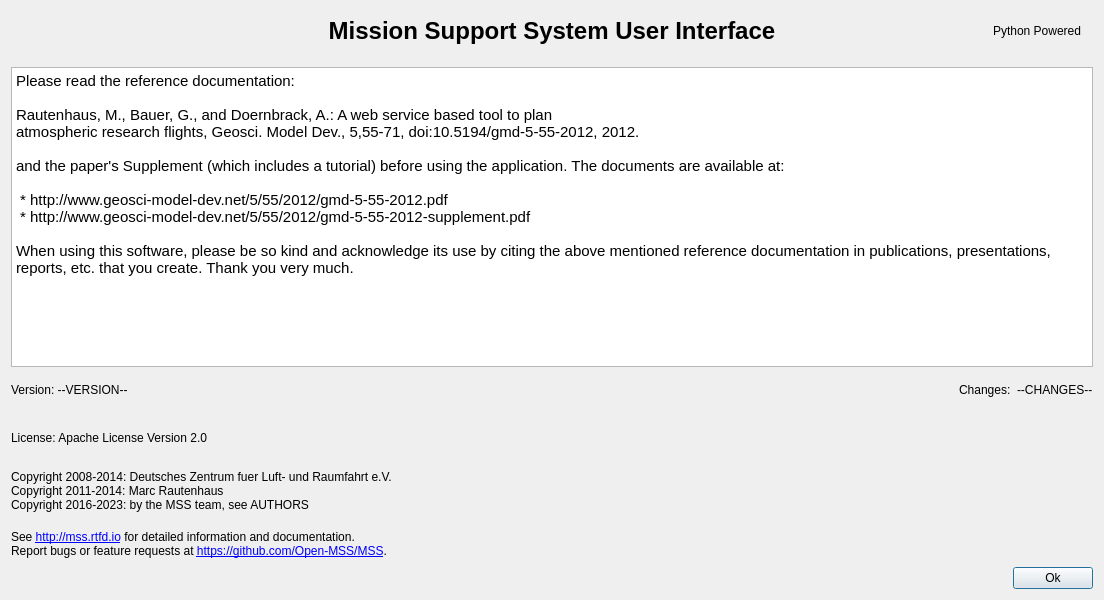
First picture: the form in mslib/msui/ui/ui_about_dialog.ui, repository Open-MSS/MSS, before the edit.
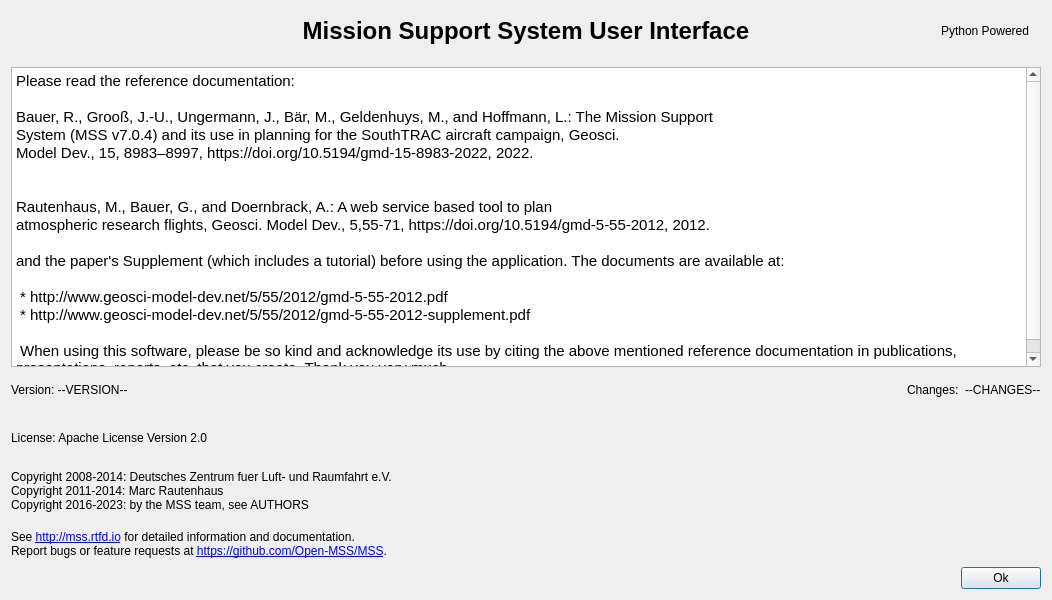
Second picture: the form after the edit.

Commit message:
Updated publications.rst (#1670)
* Updated publications.rst

fixes #1638

* Add/modified URL to other places

* updated about.rst to include old link

* Further Updated about.rst

* Updated about.md

* Updated ui_about_dialog.py

* Updated ui_about_dialog.ui

* Updated NOTICE,ui*.py,ui*ui files

* Font and url edited

* Updated README, Publications.rst

* Updated readme and publications

* Updated NOTICE

Patch:
```diff
--- a/mslib/msui/ui/ui_about_dialog.ui
+++ b/mslib/msui/ui/ui_about_dialog.ui
@@ -6,7 +6,7 @@
    <rect>
     <x>0</x>
     <y>0</y>
-    <width>1104</width>
+    <width>1052</width>
     <height>600</height>
    </rect>
   </property>
@@ -140,7 +140,22 @@
 &lt;html&gt;&lt;head&gt;&lt;meta name=&quot;qrichtext&quot; content=&quot;1&quot; /&gt;&lt;style type=&quot;text/css&quot;&gt;
 p, li { white-space: pre-wrap; }
 &lt;/style&gt;&lt;/head&gt;&lt;body style=&quot; font-family:'Ubuntu'; font-size:11pt; font-weight:400; font-style:normal;&quot;&gt;
-&lt;p style=&quot; margin-top:12px; margin-bottom:12px; margin-left:0px; margin-right:0px; -qt-block-indent:0; text-indent:0px;&quot;&gt;&lt;span style=&quot; font-family:'DejaVu Sans Mono'; color:#000000; background-color:#ffffff;&quot;&gt;Please read the reference documentation:&lt;/span&gt;&lt;span style=&quot; font-family:'DejaVu Sans Mono'; color:#000000;&quot;&gt;&lt;br /&gt;&lt;br /&gt;Rautenhaus, M., Bauer, G., and Doernbrack, A.: A web service based tool to plan&lt;br /&gt;atmospheric research flights, Geosci. Model Dev., 5,55-71, doi:10.5194/gmd-5-55-2012, 2012.&lt;br /&gt;&lt;br /&gt;and the paper's Supplement (which includes a tutorial) before using the application. The documents are available at:&lt;br /&gt;&lt;br /&gt; * &lt;/span&gt;&lt;span style=&quot; font-family:'DejaVu Sans Mono'; color:#000000; background-color:#ffffff;&quot;&gt;http://www.geosci-model-dev.net/5/55/2012/gmd-5-55-2012.pdf&lt;/span&gt;&lt;span style=&quot; font-family:'DejaVu Sans Mono'; color:#000000;&quot;&gt;&lt;br /&gt; * http://www.geosci-model-dev.net/5/55/2012/gmd-5-55-2012-supplement.pdf&lt;br /&gt;&lt;br /&gt;When using this software, please be so kind and acknowledge its use by citing the above mentioned reference documentation in publications, presentations, reports, etc. that you create. Thank you very much.&lt;br /&gt;&lt;br /&gt;&lt;/span&gt;&lt;/p&gt;&lt;/body&gt;&lt;/html&gt;</string>
+&lt;p style=&quot; margin-top:0px; margin-bottom:0px; margin-left:0px; margin-right:0px; -qt-block-indent:0; text-indent:0px;&quot;&gt;&lt;span style=&quot; font-family:'Sans Serif';&quot;&gt;Please read the reference documentation:&lt;/span&gt;&lt;/p&gt;
+&lt;p style=&quot;-qt-paragraph-type:empty; margin-top:0px; margin-bottom:0px; margin-left:0px; margin-right:0px; -qt-block-indent:0; text-indent:0px; font-family:'Sans Serif';&quot;&gt;&lt;br /&gt;&lt;/p&gt;
+&lt;p style=&quot; margin-top:0px; margin-bottom:0px; margin-left:0px; margin-right:0px; -qt-block-indent:0; text-indent:0px;&quot;&gt;&lt;span style=&quot; font-family:'Sans Serif';&quot;&gt;Bauer, R., Grooß, J.-U., Ungermann, J., Bär, M., Geldenhuys, M., and Hoffmann, L.: The Mission Support&lt;/span&gt;&lt;/p&gt;
+&lt;p style=&quot; margin-top:0px; margin-bottom:0px; margin-left:0px; margin-right:0px; -qt-block-indent:0; text-indent:0px;&quot;&gt;&lt;span style=&quot; font-family:'Sans Serif';&quot;&gt;System (MSS v7.0.4) and its use in planning for the SouthTRAC aircraft campaign, Geosci.&lt;/span&gt;&lt;/p&gt;
+&lt;p style=&quot; margin-top:0px; margin-bottom:0px; margin-left:0px; margin-right:0px; -qt-block-indent:0; text-indent:0px;&quot;&gt;&lt;span style=&quot; font-family:'Sans Serif';&quot;&gt;Model Dev., 15, 8983–8997, https://doi.org/10.5194/gmd-15-8983-2022, 2022.&lt;/span&gt;&lt;/p&gt;
+&lt;p style=&quot;-qt-paragraph-type:empty; margin-top:0px; margin-bottom:0px; margin-left:0px; margin-right:0px; -qt-block-indent:0; text-indent:0px; font-family:'Sans Serif';&quot;&gt;&lt;br /&gt;&lt;/p&gt;
+&lt;p style=&quot;-qt-paragraph-type:empty; margin-top:0px; margin-bottom:0px; margin-left:0px; margin-right:0px; -qt-block-indent:0; text-indent:0px; font-family:'Sans Serif';&quot;&gt;&lt;br /&gt;&lt;/p&gt;
+&lt;p style=&quot; margin-top:0px; margin-bottom:0px; margin-left:0px; margin-right:0px; -qt-block-indent:0; text-indent:0px;&quot;&gt;&lt;span style=&quot; font-family:'Sans Serif';&quot;&gt;Rautenhaus, M., Bauer, G., and Doernbrack, A.: A web service based tool to plan&lt;/span&gt;&lt;/p&gt;
+&lt;p style=&quot; margin-top:0px; margin-bottom:0px; margin-left:0px; margin-right:0px; -qt-block-indent:0; text-indent:0px;&quot;&gt;&lt;span style=&quot; font-family:'Sans Serif';&quot;&gt;atmospheric research flights, Geosci. Model Dev., 5,55-71, https://doi.org/10.5194/gmd-5-55-2012, 2012.&lt;/span&gt;&lt;/p&gt;
+&lt;p style=&quot;-qt-paragraph-type:empty; margin-top:0px; margin-bottom:0px; margin-left:0px; margin-right:0px; -qt-block-indent:0; text-indent:0px; font-family:'Sans Serif';&quot;&gt;&lt;br /&gt;&lt;/p&gt;
+&lt;p style=&quot; margin-top:0px; margin-bottom:0px; margin-left:0px; margin-right:0px; -qt-block-indent:0; text-indent:0px;&quot;&gt;&lt;span style=&quot; font-family:'Sans Serif';&quot;&gt;and the paper's Supplement (which includes a tutorial) before using the application. The documents are available at:&lt;/span&gt;&lt;/p&gt;
+&lt;p style=&quot;-qt-paragraph-type:empty; margin-top:0px; margin-bottom:0px; margin-left:0px; margin-right:0px; -qt-block-indent:0; text-indent:0px; font-family:'Sans Serif';&quot;&gt;&lt;br /&gt;&lt;/p&gt;
+&lt;p style=&quot; margin-top:0px; margin-bottom:0px; margin-left:0px; margin-right:0px; -qt-block-indent:0; text-indent:0px;&quot;&gt;&lt;span style=&quot; font-family:'Sans Serif';&quot;&gt; * http://www.geosci-model-dev.net/5/55/2012/gmd-5-55-2012.pdf&lt;/span&gt;&lt;/p&gt;
+&lt;p style=&quot; margin-top:0px; margin-bottom:0px; margin-left:0px; margin-right:0px; -qt-block-indent:0; text-indent:0px;&quot;&gt;&lt;span style=&quot; font-family:'Sans Serif';&quot;&gt; * http://www.geosci-model-dev.net/5/55/2012/gmd-5-55-2012-supplement.pdf&lt;/span&gt;&lt;/p&gt;
+&lt;p style=&quot; margin-top:0px; margin-bottom:0px; margin-left:0px; margin-right:0px; -qt-block-indent:0; text-indent:0px;&quot;&gt;&lt;span style=&quot; font-family:'Sans Serif';&quot;&gt; &lt;/span&gt;&lt;/p&gt;
+&lt;p style=&quot; margin-top:0px; margin-bottom:0px; margin-left:0px; margin-right:0px; -qt-block-indent:0; text-indent:0px;&quot;&gt;&lt;span style=&quot; font-family:'Sans Serif';&quot;&gt; When using this software, please be so kind and acknowledge its use by citing the above mentioned reference documentation in publications, presentations, reports, etc. that you create. Thank you very much.&lt;/span&gt;&lt;/p&gt;&lt;/body&gt;&lt;/html&gt;</string>
        </property>
       </widget>
      </item>
```
The commit also changes 6 other files.
